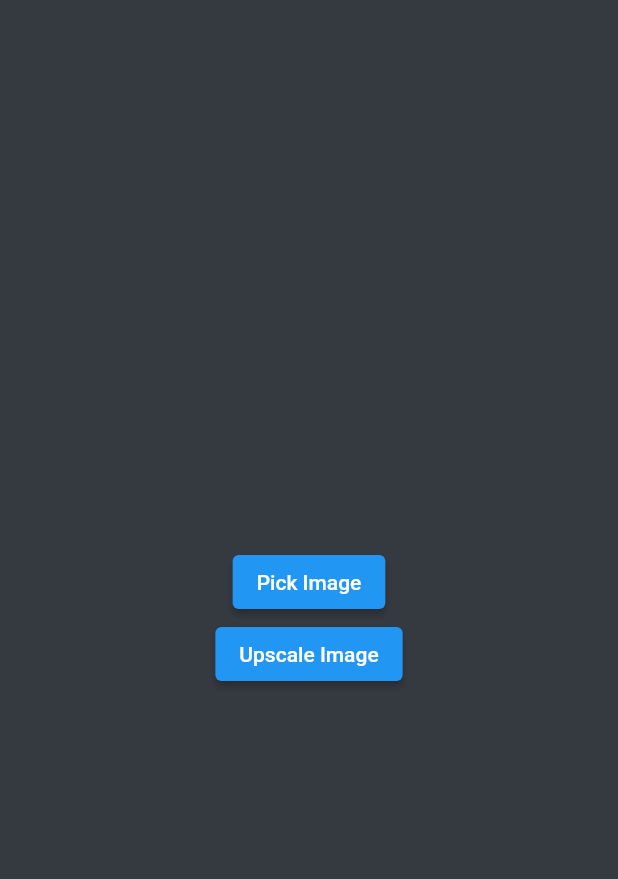
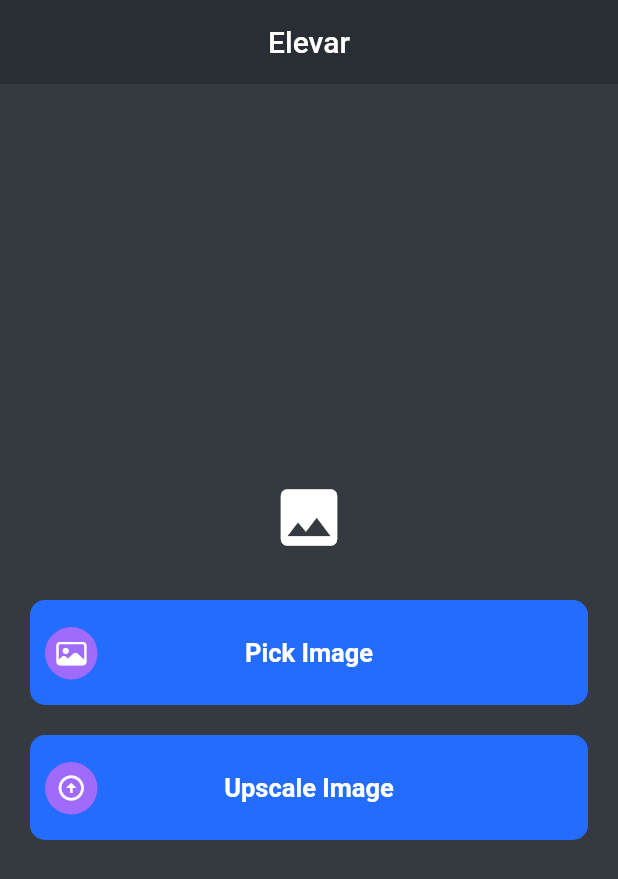
Before and after one commit to anohene1/elevar, a Flutter app: the screen it shows after launch, on a phone screen of 412 x 824 dp. Shown: the top 879 px of the screen. Run offline on Flutter 3.47's test engine with Material 2 defaults, Android fonts, the phone set to English and light mode, and no system bars; our stand-ins replace gallery_saver, image_picker; missing offline and left inert: juxtapose, tflite_flutter, tflite_flutter_helper.

Commit message:
fix buttons

```diff
--- a/lib/view/pages/homepage.dart
+++ b/lib/view/pages/homepage.dart
@@ -2,6 +2,8 @@ import 'dart:io';
 
 import 'package:elevar/services/upscaler.dart';
 import 'package:elevar/view/pages/save_page.dart';
+import 'package:elevar/view/widgets/big_button.dart';
+import 'package:flutter/cupertino.dart';
 import 'package:flutter/material.dart';
 import 'package:image_picker/image_picker.dart';
 // import 'package:tflite/tflite.dart';
@@ -66,27 +68,40 @@ class _HomePageState extends State<HomePage> {
   @override
   Widget build(BuildContext context) {
     return Scaffold(
+      appBar: AppBar(
+        backgroundColor: Color(0xff0282D34),
+        elevation: 0,
+        title: Text('Elevar'),
+        centerTitle: true,
+      ),
       body: Center(
+        child: Padding(
+          padding: const EdgeInsets.all(20.0),
           child: Column(
             crossAxisAlignment: CrossAxisAlignment.center,
             mainAxisAlignment: MainAxisAlignment.center,
             children: [
-            image == null ? Container() : Image.file(image!, height: 350,),
-            ElevatedButton(
-                onPressed: () {
+              image == null ? Icon(Icons.photo, size: 50, color: Colors.white,) : Image.file(image!,),
+                  SizedBox(height: 30,),
+                  BigButton(
+                      label: 'Pick Image',
+                      icon: CupertinoIcons.photo,
+                    onTap: () {
                         pickImage();
                     },
-                child: const Text('Pick Image')),
-            ElevatedButton(
-                onPressed: () {
+                  ),
+                  SizedBox(height: 20,),
+                  BigButton(
+                      label: 'Upscale Image',
+                      icon: Icons.arrow_circle_up_sharp,
+                    onTap: () {
                         upscaleImage(context);
                     },
-                child: const Text('Upscale Image')),
-            // loading == true ? CircularProgressIndicator() : Image.file(newImage!, height: 200,),
-            newImage == null ? Container() : Image.file(newImage!, height: 350,),
-
+                  ),
+              loading ? CircularProgressIndicator.adaptive() : Container()
 
             ],
+          ),
         ),
       ),
     );
--- a/lib/view/pages/save_page.dart
+++ b/lib/view/pages/save_page.dart
@@ -21,12 +21,15 @@ class SavePage extends StatelessWidget {
       ),
       body: Column(
         children: [
-          Row(
-            mainAxisAlignment: MainAxisAlignment.spaceBetween,
-            children: [
-              Text('New', style: TextStyle(fontSize: 18, color: Colors.white),),
-              Text('Old', style: TextStyle(fontSize: 18, color: Colors.white),),
-            ],
+          Padding(
+            padding: const EdgeInsets.symmetric(horizontal: 10.0),
+            child: Row(
+              mainAxisAlignment: MainAxisAlignment.spaceBetween,
+              children: [
+                Text('New', style: TextStyle(fontSize: 18, color: Colors.white),),
+                Text('Old', style: TextStyle(fontSize: 18, color: Colors.white),),
+              ],
+            ),
           ),
           Expanded(
             child: Center(
@@ -38,8 +41,7 @@ class SavePage extends StatelessWidget {
           ),
           InkWell(
             onTap: () {
-              GallerySaver.saveImage(newImage.path, albumName: 'Elevar');
-              showAlert(context);
+              GallerySaver.saveImage(newImage.path, albumName: 'Elevar').then((value) => showAlert(context));
             },
             child: Material(
               color: Colors.transparent,
--- /dev/null
+++ b/lib/view/widgets/big_button.dart
@@ -0,0 +1,47 @@
+import 'package:flutter/material.dart';
+
+
+class BigButton extends StatelessWidget {
+  final String label;
+  final IconData icon;
+  final VoidCallback? onTap;
+
+  const BigButton({Key? key, required this.label, required this.icon, this.onTap})
+      : super(key: key);
+
+  @override
+  Widget build(BuildContext context) {
+    return InkWell(
+      onTap: onTap,
+      child: Container(
+        // width: double.infinity,
+        height: 70,
+        padding: EdgeInsets.all(10.0),
+        decoration: BoxDecoration(color: Color(0xff246CFD), borderRadius: BorderRadius.circular(10)),
+        child: Stack(
+          children: [
+            Positioned(
+              top: 8,
+              child: Container(
+                width: 35,
+                height: 35,
+                decoration: BoxDecoration(color: Color(0xffA06AFA), shape: BoxShape.circle),
+                child: Icon(icon, color: Colors.white, size: 20)),),
+            Row(
+              children: [
+                Expanded(
+                  child: Container(
+                    height: 70,
+                    alignment: Alignment.center,
+                    child: Text(label, style: TextStyle(color: Colors.white, fontSize: 17, fontWeight: FontWeight.bold)),
+
+                  ),
+                ),
+              ],
+            )
+          ],
+        ),
+      ),
+    );
+  }
+}
```
Also changed, not shown: 1 other file. Lines whose indentation alone changed are shown as unchanged.
